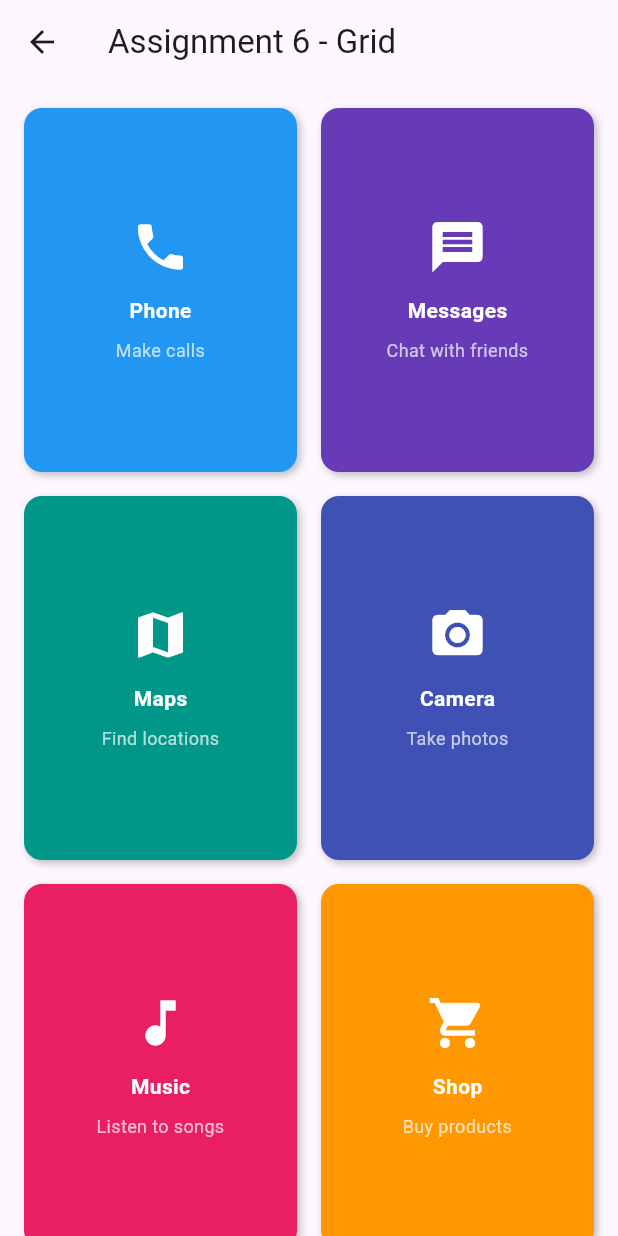
After one commit to GauravKJha1212/Flutter-Assignment, a Flutter app: the screen it shows after launch, after a tap on "Assignment 6 - Responsive Grid", on a phone screen of 412 x 824 dp. The commit adds this screen. Run offline on Flutter 3.47's test engine with Material 3 defaults, Android fonts, the phone set to English and light mode, and no system bars.

Commit message:
Add assignment 6 responsive grid

```diff
--- /dev/null
+++ b/lib/assignment6/responsive_grid_screen.dart
@@ -0,0 +1,96 @@
+import 'package:flutter/material.dart';
+
+/// Assignment 6 - Displays a responsive grid that adapts to orientation.
+class ResponsiveGridScreen extends StatelessWidget {
+  const ResponsiveGridScreen({super.key});
+
+  @override
+  Widget build(BuildContext context) {
+    return Scaffold(
+      appBar: AppBar(title: const Text('Assignment 6 - Grid')),
+      body: OrientationBuilder(
+        builder: (context, orientation) {
+          final width = MediaQuery.of(context).size.width;
+          final crossAxisCount = orientation == Orientation.portrait
+              ? (width ~/ 200).clamp(2, 3)
+              : (width ~/ 200).clamp(3, 6);
+          return GridView.builder(
+            padding: const EdgeInsets.all(16),
+            gridDelegate: SliverGridDelegateWithFixedCrossAxisCount(
+              crossAxisCount: crossAxisCount,
+              crossAxisSpacing: 16,
+              mainAxisSpacing: 16,
+              childAspectRatio: 3 / 4,
+            ),
+            itemCount: _items.length,
+            itemBuilder: (context, index) => _GridItem(_items[index]),
+          );
+        },
+      ),
+    );
+  }
+}
+
+class _GridItem extends StatelessWidget {
+  const _GridItem(this.data);
+
+  final _GridItemData data;
+
+  @override
+  Widget build(BuildContext context) {
+    return Container(
+      decoration: BoxDecoration(
+        color: data.color,
+        borderRadius: BorderRadius.circular(12),
+        boxShadow: const [
+          BoxShadow(
+            color: Colors.black26,
+            blurRadius: 4,
+            offset: Offset(2, 2),
+          ),
+        ],
+      ),
+      padding: const EdgeInsets.all(16),
+      child: Column(
+        mainAxisAlignment: MainAxisAlignment.center,
+        children: [
+          Icon(data.icon, size: 40, color: Colors.white),
+          const SizedBox(height: 12),
+          Text(
+            data.title,
+            style: const TextStyle(
+              color: Colors.white,
+              fontWeight: FontWeight.bold,
+            ),
+          ),
+          const SizedBox(height: 8),
+          Text(
+            data.description,
+            textAlign: TextAlign.center,
+            style: const TextStyle(color: Colors.white70, fontSize: 12),
+          ),
+        ],
+      ),
+    );
+  }
+}
+
+class _GridItemData {
+  const _GridItemData(this.icon, this.title, this.description, this.color);
+
+  final IconData icon;
+  final String title;
+  final String description;
+  final Color color;
+}
+
+const List<_GridItemData> _items = [
+  _GridItemData(Icons.phone, 'Phone', 'Make calls', Colors.blue),
+  _GridItemData(Icons.message, 'Messages', 'Chat with friends', Colors.deepPurple),
+  _GridItemData(Icons.map, 'Maps', 'Find locations', Colors.teal),
+  _GridItemData(Icons.camera_alt, 'Camera', 'Take photos', Colors.indigo),
+  _GridItemData(Icons.music_note, 'Music', 'Listen to songs', Colors.pink),
+  _GridItemData(Icons.shopping_cart, 'Shop', 'Buy products', Colors.orange),
+  _GridItemData(Icons.calendar_today, 'Calendar', 'Plan events', Colors.green),
+  _GridItemData(Icons.settings, 'Settings', 'Configure app', Colors.red),
+];
--- a/lib/main.dart
+++ b/lib/main.dart
@@ -4,6 +4,7 @@ import 'assignment2/home_screen.dart';
 import 'assignment3/login_screen.dart';
 import 'assignment4/todo_list_screen.dart';
 import 'assignment5/user_list_screen.dart';
+import 'assignment6/responsive_grid_screen.dart';
 
 void main() => runApp(const AssignmentsApp());
 
@@ -85,6 +86,16 @@ class HomeScreen extends StatelessWidget {
             },
             child: const Text('Assignment 5 - Users'),
           ),
+          const SizedBox(height: 12),
+          ElevatedButton(
+            onPressed: () {
+              Navigator.push(
+                context,
+                MaterialPageRoute(builder: (_) => const ResponsiveGridScreen()),
+              );
+            },
+            child: const Text('Assignment 6 - Responsive Grid'),
+          ),
         ],
       ),
     );
```
